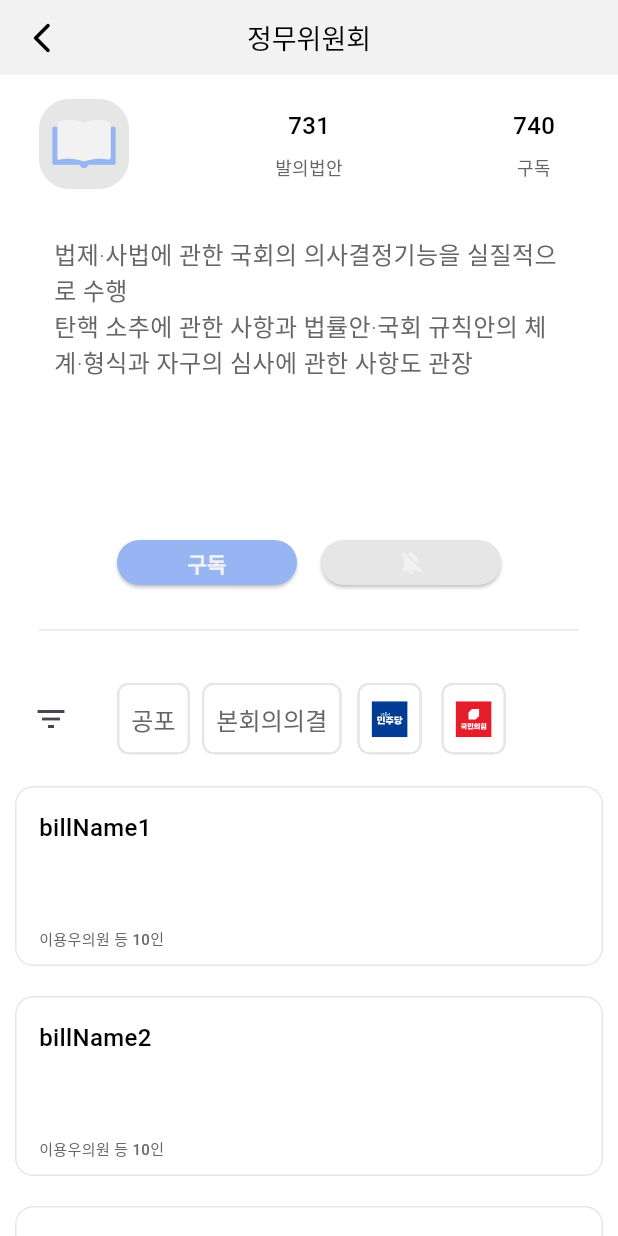
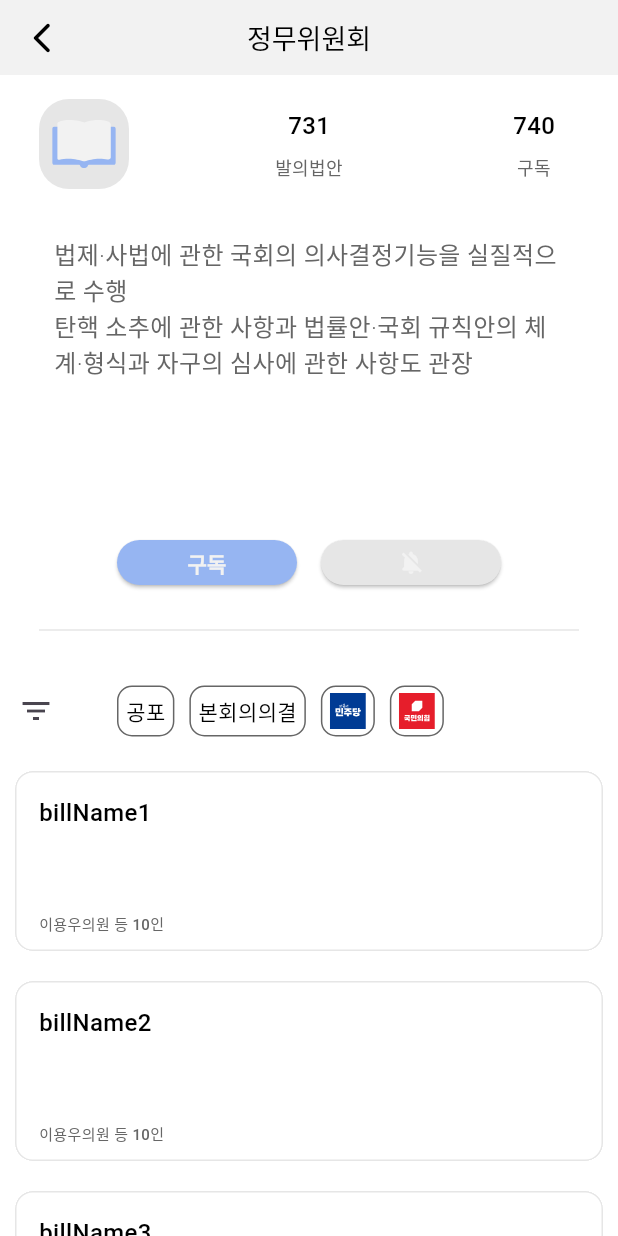
Before and after one commit to ogongchill/barlow-front, a Flutter app: the screen it shows after launch, after a tap on "정무위원회", on a phone screen of 412 x 824 dp. Run offline on Flutter 3.47's test engine with Material 3 defaults, Android fonts, the phone set to English and light mode, and no system bars; our stand-ins replace firebase_core, firebase_messaging, flutter_local_notifications, flutter_riverpod, flutter_svg, get_it and 8 more; accounts and stored records are empty; generated files the repository leaves out were written again; network calls fail; Roboto replaces fonts that are missing (GmarketSans, gmarketSans).

Commit message:
refactor: tag 필터 리팩터

```diff
--- a/lib/core/theme/test_style_preset.dart
+++ b/lib/core/theme/test_style_preset.dart
@@ -95,4 +95,11 @@ class TextStylePreset {
       fontSize: 14,
       color: ColorPalette.whitePrimary
   );
+
+  static const TextStyle tagStyle = TextStyle(
+      fontFamily: "gmarketSans",
+      fontWeight: FontWeight.w500,
+      fontSize: 14,
+      color: ColorPalette.borderBlack
+  );
 }
--- a/lib/features/committee/presentation/view/committee_profile_view.dart
+++ b/lib/features/committee/presentation/view/committee_profile_view.dart
@@ -2,6 +2,7 @@ import 'package:flutter/material.dart';
 import 'package:flutter_riverpod/flutter_riverpod.dart';
 import 'package:front/core/navigation/application_navigation_service.dart';
 import 'package:front/core/theme/color_palette.dart';
+import 'package:front/core/theme/test_style_preset.dart';
 import 'package:front/features/committee/presentation/view/committee_bill_post_tag_widget.dart';
 import 'package:front/features/committee/presentation/view/committee_profile_widget.dart';
 import 'package:front/features/committee/presentation/viewmodel/committe_bill_post_tag_viewmodel.dart';
@@ -57,8 +58,8 @@ class _CommitteeProfileViewState extends ConsumerState<CommitteeProfileView> {
             SliverPersistentHeader(
               pinned: true, // ✅ 스크롤해도 고정됨
               delegate: _SliverCustomHeaderDelegate(
-                minHeight: 70, // ✅ 최소 크기 (축소될 때 남는 부분)
-                maxHeight: 70, // ✅ 최대 크기 (펼쳐졌을 때 크기)
+                minHeight: 60, // ✅ 최소 크기 (축소될 때 남는 부분)
+                maxHeight: 60, // ✅ 최대 크기 (펼쳐졌을 때 크기)
                 child: Container(
                   decoration: const BoxDecoration(
                     color: ColorPalette.innerContent,
@@ -91,53 +92,48 @@ class _CommitteeProfileViewState extends ConsumerState<CommitteeProfileView> {
   Widget _buildPreferredTags(WidgetRef ref, BuildContext context) {
     return SingleChildScrollView(
       scrollDirection: Axis.horizontal,
-      padding: const EdgeInsets.symmetric(horizontal: 10),
+      padding: const EdgeInsets.all(0),
       child: Row(
+        spacing: 10,
         children: [
           Container(
             margin: const EdgeInsets.only(right: 20),
             child: IconButton(onPressed: () => {_showPersistentBottomSheet(context)}, icon: const Icon(Icons.filter_list)),
           ),
-          _createTag(ProgressStatusTag.promulgated, Text("공포")),
-          _createTag(ProgressStatusTag.plenaryDecided, Text("본회의의결")),
-          _createTag(PartyTag.democratic, Party.democratic.svgPicture),
-          _createTag(PartyTag.peoplePower, Party.peoplePower.svgPicture)
+          _createTagBox(ProgressStatusTag.promulgated, const Text("공포", style: TextStylePreset.tagStyle,), ref),
+          _createTagBox(ProgressStatusTag.plenaryDecided, const Text("본회의의결", style: TextStylePreset.tagStyle), ref),
+          _createTagBox(PartyTag.democratic, Party.democratic.svgPicture, ref),
+          _createTagBox(PartyTag.peoplePower, Party.peoplePower.svgPicture, ref)
         ]
       ),
     );
   }
 
-  Widget _createTag(BillPostTag tag, Widget label) {
+  Widget _createTagBox(BillPostTag tag, Widget label, WidgetRef ref) {
     final state =  ref.watch(billPostTagProvider(widget._committee));
     final stateNotifier = ref.read(billPostTagProvider(widget._committee).notifier);
     final billFetchNotifier = ref.read(committeeBillPostProvider(widget._committee).notifier);
-    final isSelected = state.contains(tag);
-    return Padding(
-      padding: const EdgeInsets.only(right: 8.0),
-      child: ChoiceChip(
-          clipBehavior: Clip.hardEdge,
-          elevation: 0,
-          padding: const EdgeInsets.symmetric(vertical: 10),
-          backgroundColor: ColorPalette.innerContent,
-          selectedColor: ColorPalette.greyLight,
-          labelStyle: _tagStyle,
-          shape: RoundedRectangleBorder(
-            side: const BorderSide(
-              color: ColorPalette.greyLight,
-              width: 1.5,
+    bool isSelected = state.contains(tag);
+    return Material(
+      color: isSelected ? ColorPalette.greyLight : ColorPalette.innerContent,
+      borderRadius: BorderRadius.circular(10),
+      child: InkWell(
+        borderRadius: BorderRadius.circular(10),
+        onTap: () {
+          stateNotifier.toggleTag(tag);
+          billFetchNotifier.changeTags(ref.read(billPostTagProvider(widget._committee)).toList());
+        },
+        child: SizedBox(
+          height: 34,
+          child: Container(
+            padding: const EdgeInsets.symmetric(horizontal: 5),
+            decoration: BoxDecoration(
+              borderRadius: BorderRadius.circular(10),
+              border: Border.all(color: ColorPalette.greyDark, width: 1.0),
             ),
-            borderRadius: BorderRadius.circular(8), // ✅ 사각형 유지 (둥글게 하려면 숫자 조정)
+            child: Align(alignment: Alignment.center, child: label,),
           ),
-          label: Container(
-            height: 25,
-            alignment: Alignment.bottomCenter,
-            child: label,
-          ),
-          selected: isSelected,
-          onSelected: (selected) {
-            stateNotifier.toggleTag(tag);
-            billFetchNotifier.changeTags(state.toList());
-          }
+        ),
       ),
     );
   }
```
Also changed, not shown: lib/features/bill_info/presentation/view/recent_bill_thumbnail_view.dart (+36 -5 lines).
